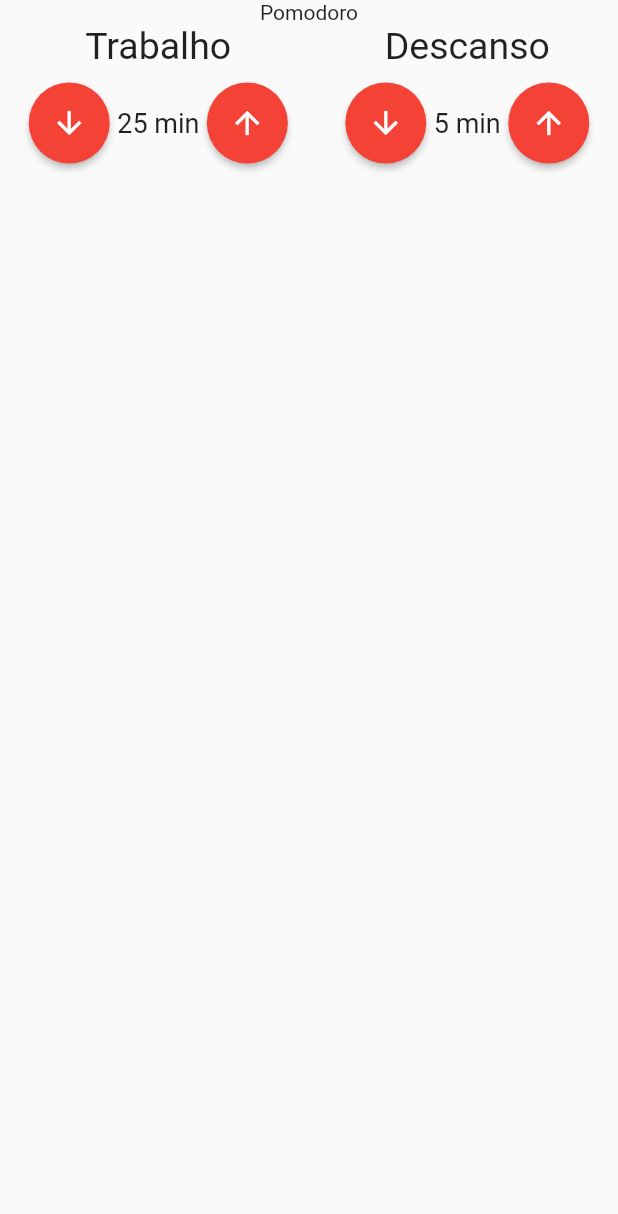
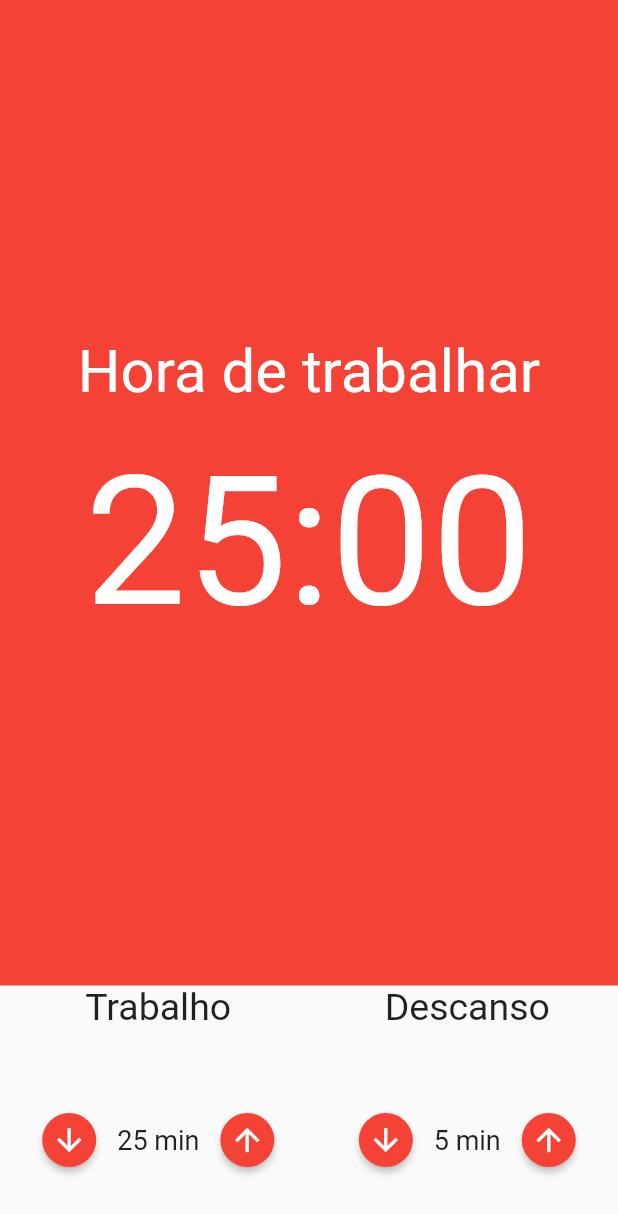
Before and after one commit to dellfinn/pomodoro, a Flutter app: the screen it shows after launch, on a phone screen of 412 x 824 dp. Shown: the top 1214 px of the screen. Run offline on Flutter 3.47's test engine with Material 2 defaults, Android fonts, the phone set to English and light mode, and no system bars; our stand-ins replace mobx; generated files the repository leaves out were written again.

Commit message:
Componente Cronometro

```diff
--- /dev/null
+++ b/lib/components/Cronometro.dart
@@ -0,0 +1,33 @@
+import 'package:flutter/material.dart';
+
+class Cronometro extends StatelessWidget {
+  const Cronometro({Key? key}) : super(key: key);
+
+  @override
+  Widget build(BuildContext context) {
+    return Container(
+      color: Colors.red,
+      child: Column(
+        mainAxisAlignment: MainAxisAlignment.center,
+        crossAxisAlignment: CrossAxisAlignment.center,
+        children: [
+          Text(
+            'Hora de trabalhar',
+            style: TextStyle(
+              fontSize: 40,
+              color: Colors.white,
+            ),
+          ),
+          SizedBox(height: 20),
+          Text(
+            '25:00',
+            style: TextStyle(
+              fontSize: 120,
+              color: Colors.white,
+            ),
+          )
+        ],
+      ),
+    );
+  }
+}
--- a/lib/components/EntradaTempo.dart
+++ b/lib/components/EntradaTempo.dart
@@ -21,7 +21,9 @@ class EntradaTempo extends StatelessWidget {
           ),
         ),
         const SizedBox(height: 10),
-        Row(
+        Padding(
+          padding: const EdgeInsets.symmetric(vertical: 40),
+          child: Row(
             mainAxisAlignment: MainAxisAlignment.center,
             children: [
               ElevatedButton(
@@ -32,7 +34,7 @@ class EntradaTempo extends StatelessWidget {
                 ),
                 style: ElevatedButton.styleFrom(
                   shape: CircleBorder(),
-                padding: EdgeInsets.all(15),
+                  padding: EdgeInsets.all(5),
                   primary: Colors.red,
                 ),
               ),
@@ -50,12 +52,13 @@ class EntradaTempo extends StatelessWidget {
                 ),
                 style: ElevatedButton.styleFrom(
                   shape: CircleBorder(),
-                padding: EdgeInsets.all(15),
+                  padding: EdgeInsets.all(5),
                   primary: Colors.red,
                 ),
               ),
             ],
           ),
+        ),
       ],
     );
   }
--- a/lib/pages/pomodoro.dart
+++ b/lib/pages/pomodoro.dart
@@ -1,4 +1,5 @@
 import 'package:flutter/material.dart';
+import 'package:pomodoro/components/Cronometro.dart';
 import 'package:pomodoro/components/EntradaTempo.dart';
 
 class Pomodoro extends StatelessWidget {
@@ -8,8 +9,11 @@ class Pomodoro extends StatelessWidget {
   Widget build(BuildContext context) {
     return Scaffold(
       body: Column(
+        crossAxisAlignment: CrossAxisAlignment.stretch,
         children: [
-          Text('Pomodoro'),
+          Expanded(
+            child: Cronometro(),
+          ),
           Row(
             mainAxisAlignment: MainAxisAlignment.spaceAround,
             children: [
```
Lines whose indentation alone changed are shown as unchanged.
